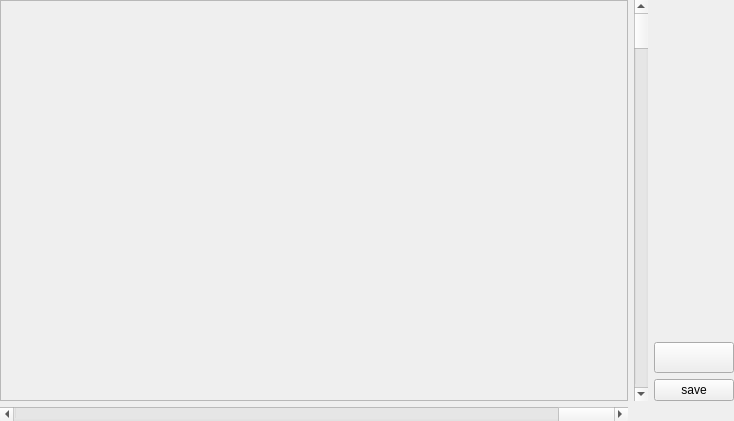
First picture: the form in plotter/plotwidget.ui, repository bendalab/NixView, before the edit.
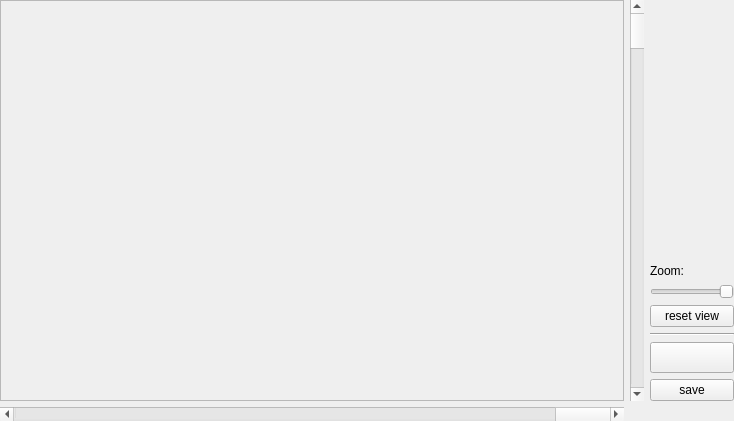
Second picture: the form after the edit. Icons and pictures are not drawn.

Commit message: signals and slots broken scrollbars + zoom slider

```diff
--- a/plotter/plotwidget.ui
+++ b/plotter/plotwidget.ui
@@ -55,7 +55,7 @@
        <rect>
         <x>0</x>
         <y>0</y>
-        <width>622</width>
+        <width>617</width>
         <height>400</height>
        </rect>
       </property>
@@ -104,6 +104,40 @@
         </property>
        </spacer>
       </item>
+      <item>
+       <widget class="QLabel" name="label">
+        <property name="text">
+         <string>Zoom:</string>
+        </property>
+       </widget>
+      </item>
+      <item>
+       <widget class="QSlider" name="zoomSlider">
+        <property name="sizePolicy">
+         <sizepolicy hsizetype="Minimum" vsizetype="Fixed">
+          <horstretch>0</horstretch>
+          <verstretch>0</verstretch>
+         </sizepolicy>
+        </property>
+        <property name="orientation">
+         <enum>Qt::Horizontal</enum>
+        </property>
+       </widget>
+      </item>
+      <item>
+       <widget class="QPushButton" name="resetViewButton">
+        <property name="text">
+         <string>reset view</string>
+        </property>
+       </widget>
+      </item>
+      <item>
+       <widget class="Line" name="line">
+        <property name="orientation">
+         <enum>Qt::Horizontal</enum>
+        </property>
+       </widget>
+      </item>
       <item>
        <widget class="QPushButton" name="moreButton">
         <property name="font">
```
The commit also changes 4 other files.
